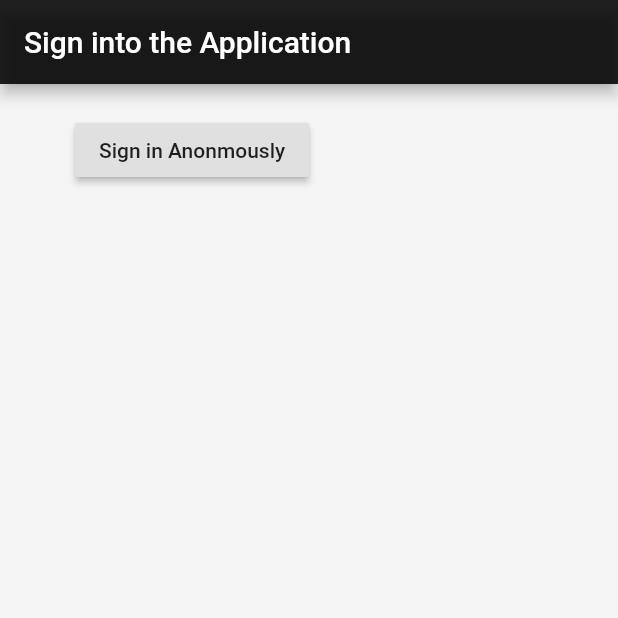
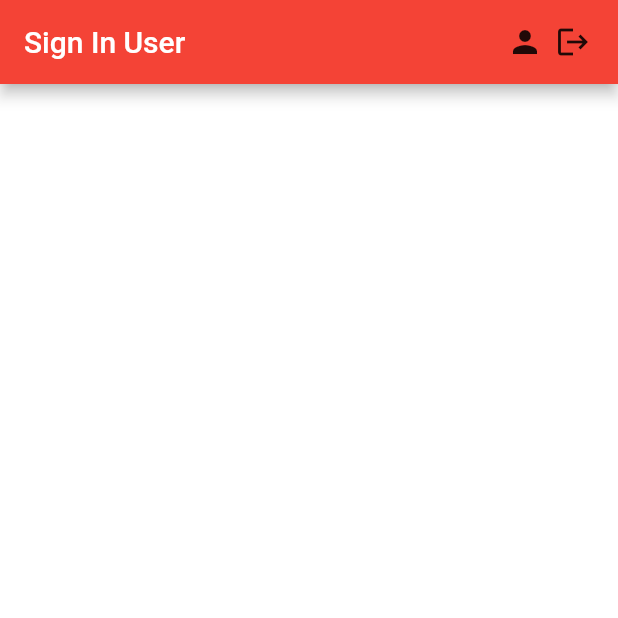
Before and after one commit to matthewlukebyrne/flutterFirebaseAPIProject, a Flutter app: the screen it shows after launch, on a phone screen of 412 x 824 dp, the top half of it. Run offline on Flutter 3.47's test engine with Material 2 defaults, Android fonts, the light colour scheme and no system bars; our stand-ins replace firebase_auth, firebase_core; accounts and stored records are empty.

Commit message:
Firebase anon sign in and sign out, Provider Package Stream 1.01

```diff
--- a/lib/main.dart
+++ b/lib/main.dart
@@ -1,6 +1,9 @@
 import 'package:flutter/material.dart';
+import 'package:flutterfinaldevproject_x17138744/screens/auth-logic/auth.dart';
+import 'package:flutterfinaldevproject_x17138744/screens/models/user.dart';
 import 'package:flutterfinaldevproject_x17138744/screens/wrapper.dart';
 import 'package:firebase_core/firebase_core.dart';
+import 'package:provider/provider.dart';
 
 // The main function that runs the main method which fires MyApp()
 void main() async {
@@ -13,11 +16,18 @@ class MyApp extends StatelessWidget {
   // This widget is the root of your application.
   @override
   Widget build(BuildContext context) {
-    return MaterialApp(
-      home: Wrapper(),
+    return StreamProvider<UserDeets>.value(
+      value: AuthService().userStream,
+      child: MaterialApp(
+        home: Wrapper(),
+      ),
     );
   }
 }
 
+// ****************Notes*************************
+
 // Updated fix with FirebaseCore add (needs research)
 // Error - No Firebase App '[DEFAULT]' has been created - call Firebase.initializeApp()
+
+// The materialApp is then wrapped with a StreamProvider.value and inside this is what stream we want to listen to (userStream) which is inside the auth.dart file.
--- a/lib/screens/autharea/sign-in.dart
+++ b/lib/screens/autharea/sign-in.dart
@@ -13,30 +13,28 @@ class _SignInUserState extends State<SignInUser> {
   @override
   Widget build(BuildContext context) {
     return Scaffold(
-      backgroundColor: Colors.grey[100],
+      backgroundColor: Colors.white,
       appBar: AppBar(
-        backgroundColor: Colors.black87,
-        title: Text('Sign into the Application'),
+        title: Text('Sign In User'),
+        backgroundColor: Colors.red,
+        actions: [
+          FlatButton.icon(
+            icon: Icon(Icons.person),
+            label: Icon(Icons.logout),
+            onPressed: () async {
+              await _auth.signInAnon();
+              print('User Signed In');
+            },
+          )
+        ],
       ),
-      body: Container(
-        padding: EdgeInsets.symmetric(vertical: 20.0, horizontal: 50.0),
-        child: RaisedButton(
-          child: Text('Sign in Anonmously'),
-          onPressed: () async {
-            dynamic result = await _auth.signInAnon();
-            if (result == null) {
-              print('error signing in');
-            } else {
-              print('signed in');
-              print(result);
-            }
-          },
-        ),
-      ),
+      body: Container(),
     );
   }
 }
 
+// ****************Notes*************************
+
 // the onPressed propety here is important. we get a instance of the AuthService Class and then inside onPressed we AWAIT the signInAnon() function that either returns a user or returns us null
 
-// result returns a object (UID, displayName, email) along with other properties from Firebase
+// result returns a object (UID, displayName, email) along with other properties from Firebase. This is now updated to our our very own UserDeets class which returns a UID. We can include more in this if we wanted to.
--- /dev/null
+++ b/lib/screens/models/user.dart
@@ -0,0 +1,10 @@
+// Creating a user model, a simple class, defining what properties the user is going to have
+
+class UserDeets {
+  final String uid;
+
+  // Set this property in a constructor with a named parameter
+  UserDeets({this.uid});
+}
+
+// When you create a new instance of the User class we can pass in the UID property.
--- a/lib/screens/wrapper.dart
+++ b/lib/screens/wrapper.dart
@@ -1,12 +1,34 @@
 import 'package:flutter/material.dart';
 import 'package:flutterfinaldevproject_x17138744/screens/autharea/auth-screen.dart';
-import 'package:flutterfinaldevproject_x17138744/screens/autharea/sign-in.dart';
 import 'package:flutterfinaldevproject_x17138744/screens/homearea/home-screen.dart';
+import 'package:flutterfinaldevproject_x17138744/screens/models/user.dart';
+import 'package:provider/provider.dart';
 
 class Wrapper extends StatelessWidget {
   @override
   Widget build(BuildContext context) {
-    // this widget will either return the home-area folder or the auth-area folder depending on if the user is signed in or not
-    return AuthUser();
+    // passing the state of sign in and sign out using the package provider
+    // everytime a user logs in they are getting a user object stored in this user value, else it gets null.
+
+    // So simply a condition can then be made to decide this
+    final user = Provider.of<UserDeets>(context);
+
+    if (user == null) {
+      return AuthUser();
+    } else {
+      return Home();
+    }
   }
 }
+
+// ****************Notes*************************
+
+// this widget will either return the home-area folder or the auth-area folder depending on if the user is signed in or not
+
+// This will be the place where the dynamic authentication changed happen
+
+// This will be faciliated in Flutter with a stream to listen to auth changes
+
+// There is a package that helps us to do this - https://pub.dev/packages/provider/install
+
+// the firebase auth service is going to emit something to us whether we sign in or sign out, which can be some kind of user object if we sign in (to then update the UI on that condition), if not it returns null!
--- a/pubspec.yaml
+++ b/pubspec.yaml
@@ -31,6 +31,8 @@ dependencies:
   firebase_auth: ^0.18.1+2
   cloud_firestore: ^0.14.1+3
   firebase_core: ^0.5.0
+  provider: ^4.3.2+2
+
 
 dev_dependencies:
   flutter_test:
```
Also changed, not shown: lib/screens/auth-logic/auth.dart (+30 -10 lines), lib/screens/homearea/home-screen.dart (+21 -2 lines), pubspec.lock.
